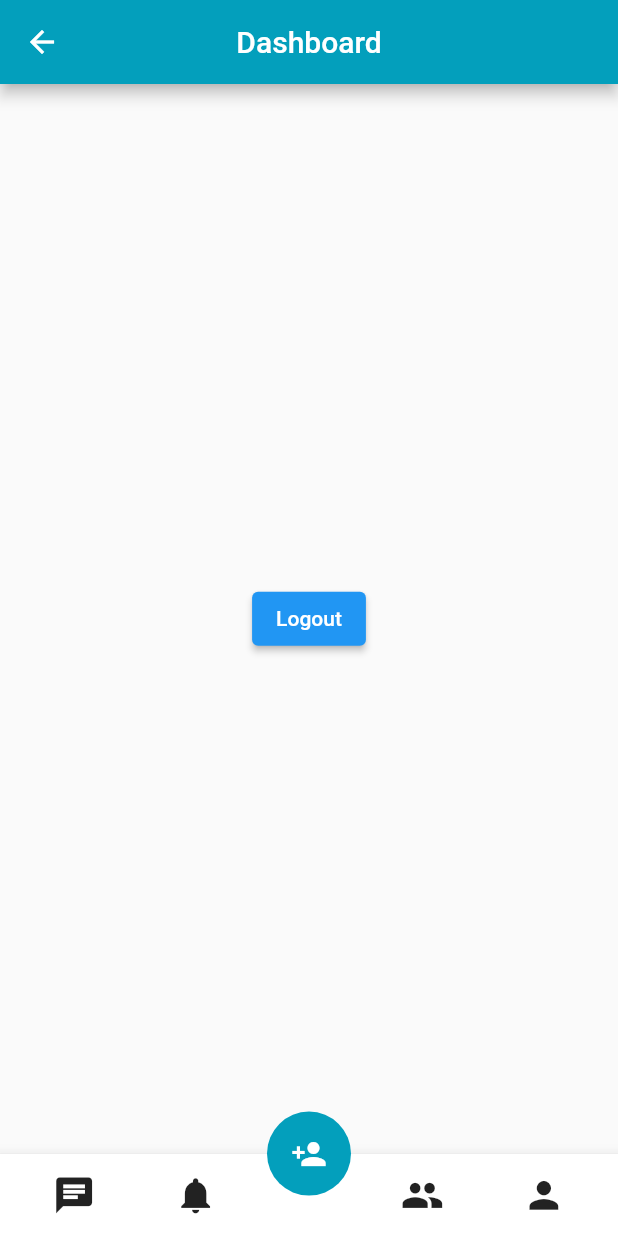
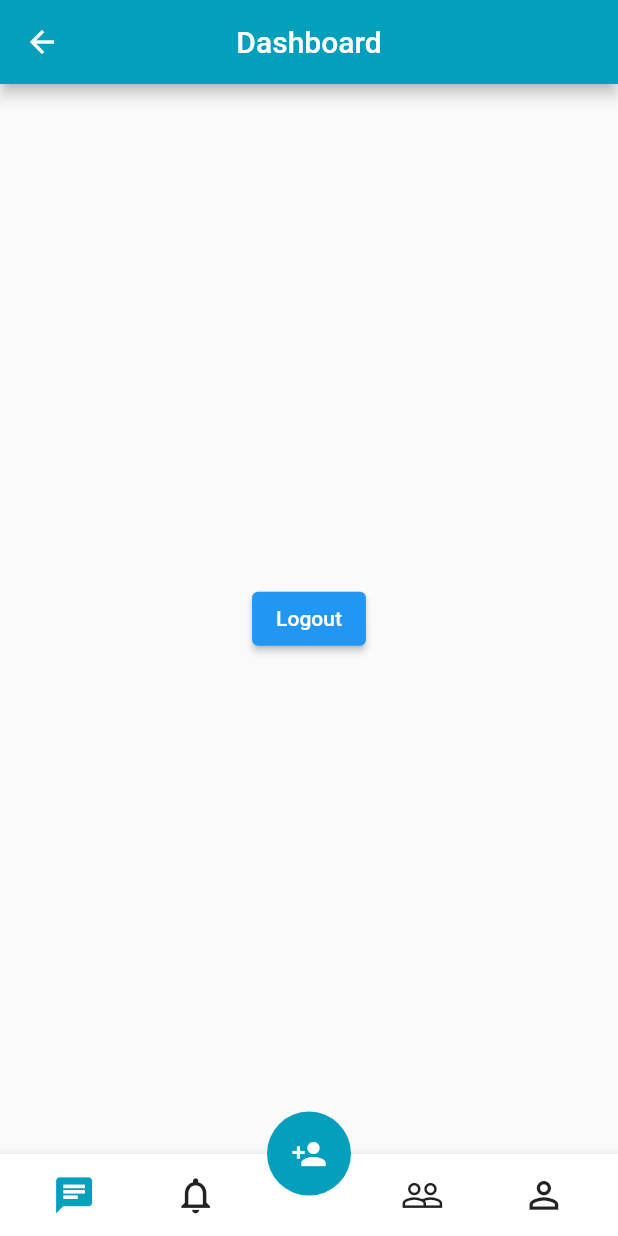
Before and after one commit to hoangcongminh/exchange_language_mobile, a Flutter app: the DashboardScreen screen opened directly, on a phone screen of 412 x 824 dp. Run offline on Flutter 3.47's test engine with Material 2 defaults, Android fonts, the phone set to English and light mode, and no system bars; our stand-ins replace bloc, dartz, dio, equatable, flutter_bloc, hive and 5 more; accounts and stored records are empty; generated files the repository leaves out were written again.

Commit message:
init dashboard bloc

```diff
--- a/lib/presentation/common-bloc/app_bloc.dart
+++ b/lib/presentation/common-bloc/app_bloc.dart
@@ -1,5 +1,6 @@
 import 'package:exchange_language_mobile/data/repositories/auth_repository_impl.dart';
 import 'package:exchange_language_mobile/presentation/features/authenticate/bloc/authenticate_bloc.dart';
+import 'package:exchange_language_mobile/presentation/features/dashboard/bloc/dashboard_bloc.dart';
 import 'package:flutter_bloc/flutter_bloc.dart';
 
 import 'application/application_bloc.dart';
@@ -7,6 +8,7 @@ import 'application/application_bloc.dart';
 class AppBloc {
   static final authenticateBloc = AuthenticateBloc(AuthRepositoryImpl());
   static final applicationBloc = ApplicationBloc();
+  static final dashboardBloc = DashboardBloc();
 
   static final List<BlocProvider> providers = [
     BlocProvider<ApplicationBloc>(
@@ -15,6 +17,9 @@ class AppBloc {
     BlocProvider<AuthenticateBloc>(
       create: (context) => authenticateBloc,
     ),
+    BlocProvider<DashboardBloc>(
+      create: (context) => dashboardBloc,
+    ),
   ];
 
   static void initialHomeBloc() {
--- /dev/null
+++ b/lib/presentation/features/dashboard/bloc/dashboard_bloc.dart
@@ -0,0 +1,20 @@
+import 'package:bloc/bloc.dart';
+import 'package:equatable/equatable.dart';
+
+part 'dashboard_event.dart';
+part 'dashboard_state.dart';
+
+class DashboardBloc extends Bloc<DashboardEvent, DashboardState> {
+  DashboardBloc() : super(const DashboardState(index: 0)) {
+    on<OnChangeIndexEvent>((event, emit) {
+      _handleChangeIndex(event);
+      emit(DashboardState(index: currentIndex));
+    });
+  }
+
+  _handleChangeIndex(OnChangeIndexEvent event) {
+    currentIndex = event.index;
+  }
+
+  int currentIndex = 0;
+}
--- /dev/null
+++ b/lib/presentation/features/dashboard/bloc/dashboard_event.dart
@@ -0,0 +1,17 @@
+part of 'dashboard_bloc.dart';
+
+abstract class DashboardEvent extends Equatable {
+  const DashboardEvent();
+
+  @override
+  List<Object> get props => [];
+}
+
+class OnChangeIndexEvent extends DashboardEvent {
+  final int index;
+
+  const OnChangeIndexEvent({required this.index});
+
+  @override
+  List<Object> get props => [index];
+}
--- /dev/null
+++ b/lib/presentation/features/dashboard/bloc/dashboard_state.dart
@@ -0,0 +1,9 @@
+part of 'dashboard_bloc.dart';
+
+class DashboardState extends Equatable {
+  final int index;
+  const DashboardState({required this.index});
+
+  @override
+  List<Object> get props => [index];
+}
--- a/lib/presentation/features/dashboard/pages/dashboard_screen.dart
+++ b/lib/presentation/features/dashboard/pages/dashboard_screen.dart
@@ -12,6 +12,13 @@ class DashboardScreen extends StatefulWidget {
 }
 
 class _DashboardScreenState extends State<DashboardScreen> {
+  @override
+  void initState() {
+    super.initState();
+
+    // AppBloc.initialHomeBloc();
+  }
+
   @override
   Widget build(BuildContext context) {
     return Scaffold(
@@ -44,11 +51,23 @@ class _DashboardScreenState extends State<DashboardScreen> {
           ),
           child: Row(
             children: [
-              const BottomBarItem(icon: Icons.chat),
-              const BottomBarItem(icon: Icons.notifications),
+              const BottomBarItem(
+                  activeIcon: Icons.chat,
+                  inactiveIcon: Icons.chat_outlined,
+                  index: 0),
+              const BottomBarItem(
+                  activeIcon: Icons.notifications,
+                  inactiveIcon: Icons.notifications_outlined,
+                  index: 1),
               SizedBox(width: 51.sp),
-              const BottomBarItem(icon: Icons.people),
-              const BottomBarItem(icon: Icons.person),
+              const BottomBarItem(
+                  activeIcon: Icons.people,
+                  inactiveIcon: Icons.people_outline,
+                  index: 2),
+              const BottomBarItem(
+                  activeIcon: Icons.person,
+                  inactiveIcon: Icons.person_outline,
+                  index: 3),
             ],
           ),
         ),
--- a/lib/presentation/features/dashboard/widgets/bottom_bar_item.dart
+++ b/lib/presentation/features/dashboard/widgets/bottom_bar_item.dart
@@ -1,15 +1,36 @@
+import 'package:exchange_language_mobile/presentation/common-bloc/app_bloc.dart';
+import 'package:exchange_language_mobile/presentation/features/dashboard/bloc/dashboard_bloc.dart';
 import 'package:flutter/material.dart';
+import 'package:flutter_bloc/flutter_bloc.dart';
 import 'package:sizer/sizer.dart';
 
 class BottomBarItem extends StatelessWidget {
-  final IconData icon;
-  const BottomBarItem({Key? key, required this.icon}) : super(key: key);
+  final IconData activeIcon;
+  final IconData inactiveIcon;
+  final int index;
+  const BottomBarItem(
+      {Key? key,
+      required this.index,
+      required this.activeIcon,
+      required this.inactiveIcon})
+      : super(key: key);
 
   @override
   Widget build(BuildContext context) {
     return Expanded(
       child: GestureDetector(
-        child: Icon(icon, size: 21.sp),
+        onTap: () =>
+            AppBloc.dashboardBloc.add(OnChangeIndexEvent(index: index)),
+        child: BlocBuilder<DashboardBloc, DashboardState>(
+            builder: (context, state) {
+          int _currentIndex = state.index;
+          return Icon(
+            _currentIndex == index ? activeIcon : inactiveIcon,
+            size: 21.sp,
+            color:
+                _currentIndex == index ? Theme.of(context).primaryColor : null,
+          );
+        }),
       ),
     );
   }
```
